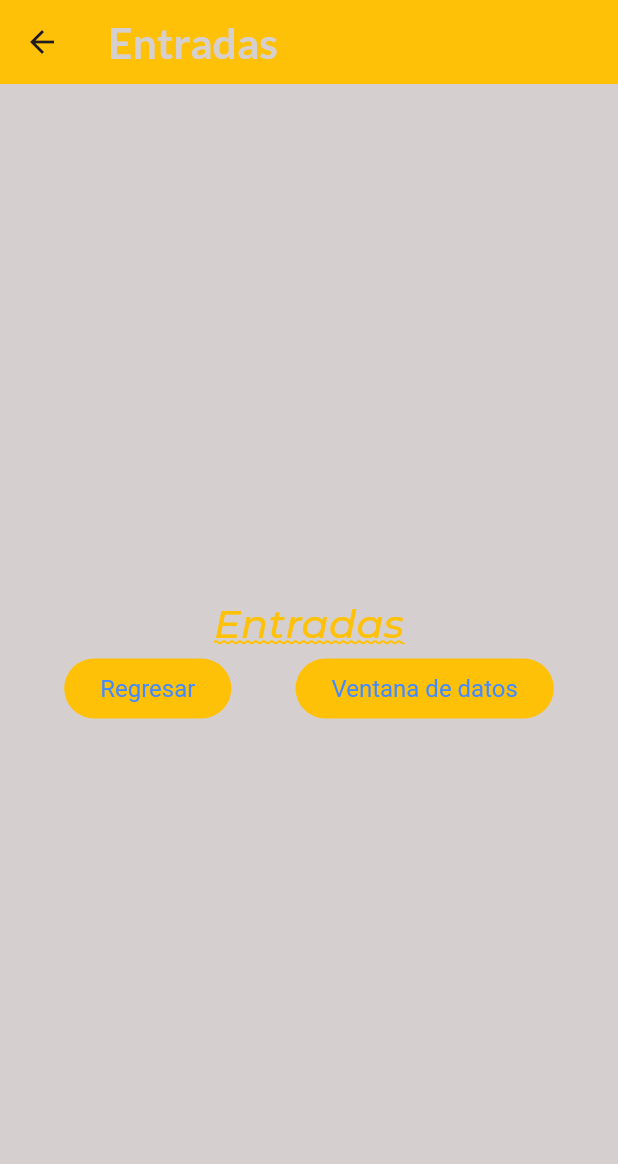
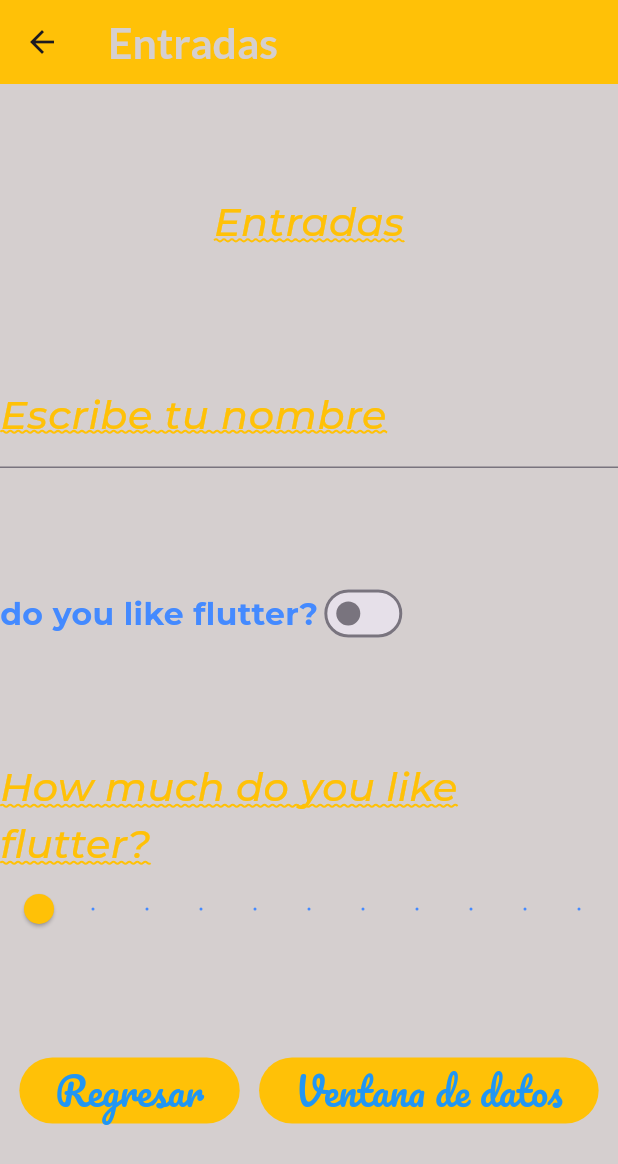
Before and after one commit to luisEnrique22xd/componentes_flutter, a Flutter app: the InputsScreen screen opened directly, on a phone screen of 412 x 824 dp. Shown: the top 1164 px of the screen. Run offline on Flutter 3.47's test engine with Material 3 defaults, Android fonts, the phone set to English and light mode, and no system bars; our stand-ins replace google_fonts; Roboto replaces fonts that are missing (Amethysta).

Commit message:
10 Adding widgets to InputsScreen

```diff
--- a/lib/screens/inputs_screen.dart
+++ b/lib/screens/inputs_screen.dart
@@ -1,3 +1,5 @@
+
+
 import 'package:flutter/material.dart';
 import 'package:practica3/theme/app_theme.dart';
 
@@ -9,6 +11,8 @@ class InputsScreen extends StatefulWidget {
 }
 
 class _InputsScreenState extends State<InputsScreen> {
+  bool switchValue = false;//controlar el witget switch
+  double sliderValue = 0.0;
   @override
   Widget build(BuildContext context) {
     return  Scaffold(
@@ -16,18 +20,19 @@ class _InputsScreenState extends State<InputsScreen> {
         title: const Text('Entradas'),
       ),
       body: Column(
-        mainAxisAlignment: MainAxisAlignment.center,
+        mainAxisAlignment: MainAxisAlignment.spaceEvenly,
         children: [
           Text('Entradas',
           style:  AppTheme.lightTheme.textTheme.headlineLarge,),
-           Row(
+          entradaNombre(),
+          entradaSwitch(),
+          entradaSlider(),
+           const Row(
             mainAxisAlignment: MainAxisAlignment.spaceEvenly  ,
             children: [
-              ElevatedButton(onPressed: null, child: Text('Regresar',
-              style: AppTheme.lightTheme.textTheme.bodySmall,)
+              ElevatedButton(onPressed: null, child: Text('Regresar',)
               ),
-              ElevatedButton(onPressed: null, child: Text('Ventana de datos',
-              style: AppTheme.lightTheme.textTheme.bodySmall,)
+              ElevatedButton(onPressed: null, child: Text('Ventana de datos',)
               )
             ],
           ),
@@ -35,4 +40,57 @@ class _InputsScreenState extends State<InputsScreen> {
       ),
     );
   }
+
+  TextField entradaNombre() {
+    return TextField(
+          style: AppTheme.lightTheme.textTheme.headlineMedium,
+          decoration:  InputDecoration(
+          border: const UnderlineInputBorder(),
+          labelText: 'Escribe tu nombre',
+          labelStyle: AppTheme.lightTheme.textTheme.headlineLarge
+          ),
+        );
+  }
+
+  Row entradaSwitch(){
+    return Row(
+      mainAxisAlignment: MainAxisAlignment.start,
+      children:<Widget> [
+        Text('do you like flutter?',
+        style: AppTheme.lightTheme.textTheme.headlineMedium,
+        ),
+        Switch(value: switchValue,
+         onChanged: (value){
+          setState(() {
+            switchValue = value;
+          });
+         })
+      ],
+    );
+  }
+  Column entradaSlider(){
+    return Column(
+      mainAxisAlignment: MainAxisAlignment.start,
+      children:<Widget> [
+        Text("How much do you like flutter?",
+                style:AppTheme.lightTheme.textTheme.headlineLarge
+            ),
+            Slider(
+              min:  0.0,
+              max: 10.0,
+              divisions: 10,
+              activeColor: AppTheme.seconColor,
+              thumbColor: AppTheme.mainColor,
+              inactiveColor: AppTheme.backColor,
+              value: sliderValue,
+              label: '${sliderValue.round()}',
+              onChanged: (value){
+              setState(() {
+                sliderValue = value;
+                print('Se cambio el slider: $sliderValue');
+              });
+            })
+      ],
+    );
+  }
 }
--- a/lib/theme/app_theme.dart
+++ b/lib/theme/app_theme.dart
@@ -45,6 +45,12 @@ class AppTheme{
       decorationThickness: 1.0,
 
     ),
+    headlineMedium: GoogleFonts.montserrat(
+      color: seconColor,
+      fontSize: 21.0,
+      fontWeight: FontWeight.bold,
+
+      ),
     //estilo para subtitulo
     bodySmall: GoogleFonts.amethysta(
       color: seconColor,
```
